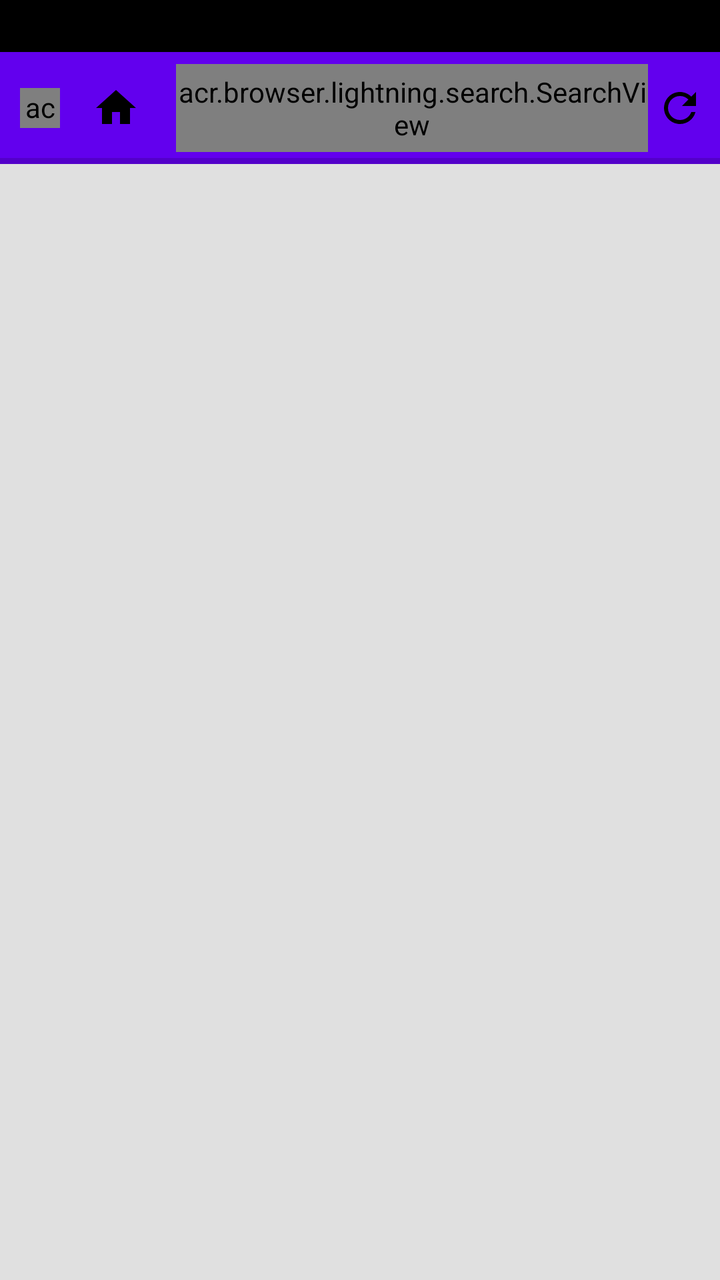
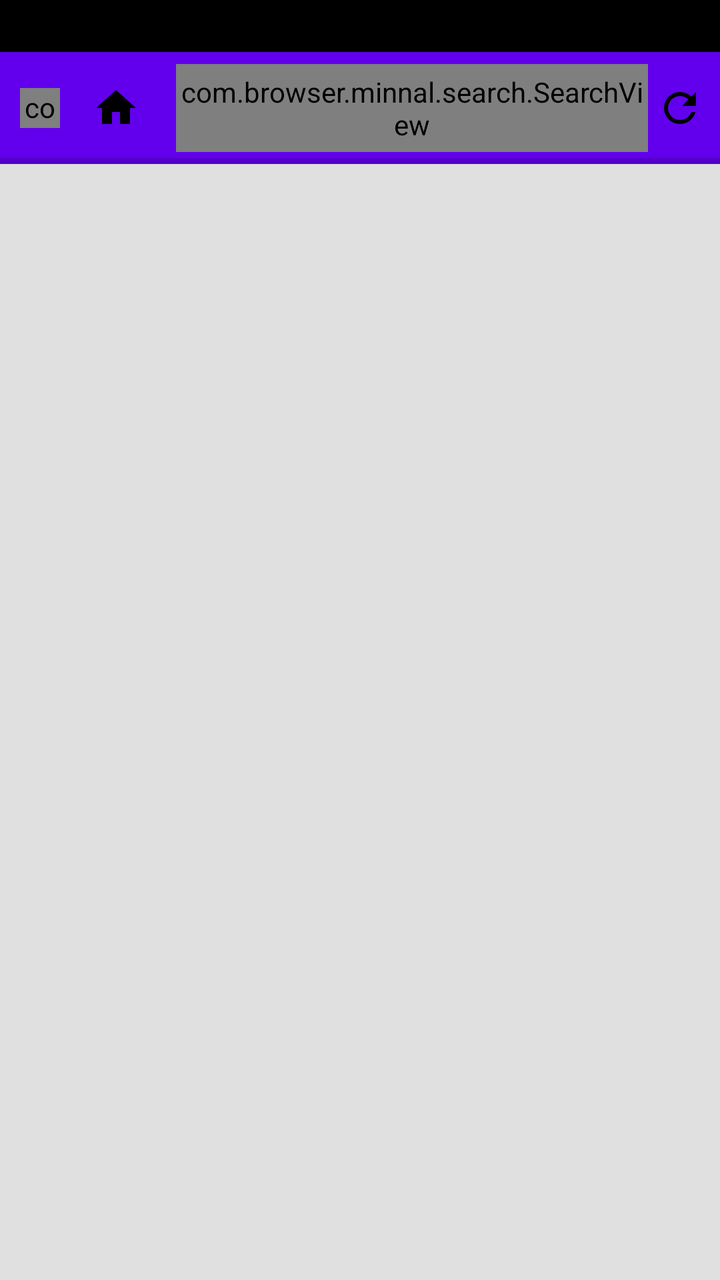

The first picture is an Android layout as it rendered before a commit; the second is the same layout after the commit. The layout source and the unified diff follow.
<!-- AndroidManifest.xml: fallback theme Theme.MaterialComponents.DayNight.NoActionBar -->
<!-- res/layout/browser_activity_drawer.xml -->
<androidx.coordinatorlayout.widget.CoordinatorLayout xmlns:android="http://schemas.android.com/apk/res/android"
    xmlns:app="http://schemas.android.com/apk/res-auto"
    xmlns:tools="http://schemas.android.com/tools"
    android:id="@+id/coordinator_layout"
    android:layout_width="match_parent"
    android:layout_height="match_parent"
    tools:context=".browser.BrowserActivity">

    <androidx.drawerlayout.widget.DrawerLayout
        android:id="@+id/drawer_layout"
        android:layout_width="match_parent"
        android:layout_height="match_parent"
        android:fitsSystemWindows="true">

        <LinearLayout
            android:id="@+id/ui_layout"
            android:layout_width="match_parent"
            android:layout_height="match_parent"
            android:orientation="vertical">

            <androidx.constraintlayout.widget.ConstraintLayout
                android:id="@+id/toolbar_layout"
                android:layout_width="match_parent"
                android:layout_height="wrap_content"
                android:background="?attr/colorPrimary"
                android:clipChildren="false"
                android:clipToPadding="false"
                android:fitsSystemWindows="true">

                <androidx.recyclerview.widget.RecyclerView
                    android:id="@+id/desktop_tabs_list"
                    android:layout_width="match_parent"
                    android:layout_height="@dimen/desktop_tab_height"
                    android:layout_weight="1"
                    android:background="@color/black"
                    android:divider="@null"
                    android:dividerHeight="0dp"
                    android:overScrollMode="ifContentScrolls"
                    app:layout_constraintEnd_toEndOf="parent"
                    app:layout_constraintStart_toStartOf="parent"
                    app:layout_constraintTop_toTopOf="parent" />

                <androidx.appcompat.widget.Toolbar
                    android:id="@+id/toolbar"
                    android:layout_width="match_parent"
                    android:layout_height="?attr/actionBarSize"
                    android:paddingLeft="0dp"
                    android:paddingRight="0dp"
                    android:paddingBottom="0dp"
                    app:contentInsetEnd="0dp"
                    app:contentInsetStart="0dp"
                    app:layout_constraintEnd_toEndOf="parent"
                    app:layout_constraintStart_toStartOf="parent"
                    app:layout_constraintTop_toBottomOf="@id/desktop_tabs_list">

                    <LinearLayout
                        android:layout_width="match_parent"
                        android:layout_height="match_parent"
                        android:baselineAligned="false"
                        android:orientation="horizontal">

                        <FrameLayout
                            android:id="@+id/home_button"
                            android:layout_width="@dimen/toolbar_tab_switcher_width"
                            android:layout_height="match_parent"
                            android:background="?attr/actionBarItemBackground"
                            android:clickable="true"
                            android:focusable="true"
                            android:gravity="center">

                            <ImageView
                                android:id="@+id/home_image_view"
                                android:layout_width="wrap_content"
                                android:layout_height="wrap_content"
                                android:layout_gravity="center"
                                android:contentDescription="@string/home"
                                android:visibility="gone"
                                app:srcCompat="@drawable/ic_action_home" />

                            <acr.browser.lightning.icon.TabCountView
                                android:id="@+id/tab_count_view"
                                android:layout_width="@dimen/toolbar_tab_count_icon"
                                android:layout_height="@dimen/toolbar_tab_count_icon"
                                android:layout_gravity="center"
                                app:tabIconBorderRadius="5dp"
                                app:tabIconBorderWidth="2dp"
                                app:tabIconColor="?attr/iconColor"
                                app:tabIconTextSize="12dp" />
                        </FrameLayout>

                        <ImageView
                            android:id="@+id/toolbar_home"
                            android:layout_width="@dimen/toolbar_home_button_width"
                            android:layout_height="match_parent"
                            android:background="?attr/actionBarItemBackground"
                            android:clickable="true"
                            android:contentDescription="@string/home"
                            android:focusable="true"
                            android:paddingHorizontal="2dp"
                            android:scaleType="centerInside"
                            app:srcCompat="@drawable/ic_action_home" />

                        <androidx.constraintlayout.widget.ConstraintLayout
                            android:id="@+id/search_container"
                            android:layout_width="0dp"
                            android:layout_height="match_parent"
                            android:layout_marginLeft="4dp"
                            android:layout_marginTop="6dp"
                            android:layout_marginRight="4dp"
                            android:layout_marginBottom="6dp"
                            android:layout_weight="1"
                            android:background="?attr/searchBackground"
                            android:clipChildren="false"
                            android:clipToPadding="false"
                            android:descendantFocusability="beforeDescendants"
                            android:focusableInTouchMode="true"
                            android:gravity="center"
                            android:orientation="horizontal">

                            <ImageView
                                android:id="@+id/search_ssl_status"
                                android:layout_width="@dimen/toolbar_secondary_icon"
                                android:layout_height="match_parent"
                                android:background="?selectableItemBackgroundBorderless"
                                android:padding="4dp"
                                android:visibility="gone"
                                app:layout_constraintStart_toStartOf="parent"
                                app:layout_constraintTop_toTopOf="parent" />

                            <acr.browser.lightning.search.SearchView
                                android:id="@+id/search"
                                android:layout_width="0dp"
                                android:layout_height="match_parent"
                                android:background="@null"
                                android:completionThreshold="1"
                                android:dropDownAnchor="@+id/toolbar_layout"
                                android:dropDownWidth="match_parent"
                                android:gravity="start|center_vertical"
                                android:hint="@string/search_hint"
                                android:imeOptions="actionGo"
                                android:importantForAutofill="no"
                                android:popupElevation="0dp"
                                android:inputType="textUri"
                                android:maxLines="1"
                                android:selectAllOnFocus="true"
                                android:textColor="?attr/autoCompleteTitleColor"
                                android:textColorHint="?attr/autoCompleteUrlColor"
                                android:textCursorDrawable="@null"
                                app:layout_constraintEnd_toStartOf="@+id/search_refresh"
                                app:layout_constraintStart_toEndOf="@+id/search_ssl_status"
                                app:layout_constraintTop_toTopOf="parent"
                                app:layout_goneMarginLeft="8dp" />

                            <ImageView
                                android:id="@+id/search_refresh"
                                android:layout_width="@dimen/toolbar_secondary_icon"
                                android:layout_height="match_parent"
                                android:background="?selectableItemBackgroundBorderless"
                                android:clickable="true"
                                android:focusable="true"
                                android:padding="4dp"
                                app:layout_constraintEnd_toEndOf="parent"
                                app:layout_constraintTop_toTopOf="parent"
                                app:srcCompat="@drawable/ic_action_refresh" />

                        </androidx.constraintlayout.widget.ConstraintLayout>
                    </LinearLayout>
                </androidx.appcompat.widget.Toolbar>

                <ProgressBar
                    android:id="@+id/progress_view"
                    style="?android:attr/progressBarStyleHorizontal"
                    android:layout_width="match_parent"
                    android:layout_height="@dimen/progress_bar_height"
                    android:background="@color/transparent"
                    android:indeterminate="false"
                    android:max="100"
                    android:progressTint="@color/accent_color"
                    app:layout_constraintBottom_toBottomOf="@id/toolbar"
                    app:layout_constraintEnd_toEndOf="parent"
                    app:layout_constraintStart_toStartOf="parent" />
                
                <View
                    android:id="@+id/toolbar_divider"
                    android:layout_width="match_parent"
                    android:layout_height="1dp"
                    android:background="?attr/dividerColor"
                    app:layout_constraintEnd_toEndOf="parent"
                    app:layout_constraintStart_toStartOf="parent"
                    app:layout_constraintBottom_toBottomOf="parent" />
            </androidx.constraintlayout.widget.ConstraintLayout>

            <FrameLayout
                android:id="@+id/content_frame"
                android:layout_width="match_parent"
                android:layout_height="0dp"
                android:layout_weight="1"
                android:background="@color/primary_color"
                android:clipChildren="true" />

            <LinearLayout
                android:id="@+id/find_bar"
                android:layout_width="match_parent"
                android:layout_height="@dimen/material_grid_touch_medium"
                android:background="?attr/colorPrimary"
                android:orientation="horizontal"
                android:visibility="gone"
                android:weightSum="1">

                <TextView
                    android:id="@+id/find_query"
                    android:layout_width="0dp"
                    android:layout_height="match_parent"
                    android:layout_weight="1"
                    android:ellipsize="end"
                    android:fontFamily="sans-serif"
                    android:gravity="center_vertical"
                    android:paddingLeft="@dimen/material_grid_margin"
                    android:textAppearance="?android:attr/textAppearanceListItem"
                    android:textSize="22sp" />

                <ImageButton
                    android:id="@+id/find_previous"
                    style="?android:attr/buttonBarButtonStyle"
                    android:layout_width="wrap_content"
                    android:layout_height="match_parent"
                    android:background="?selectableItemBackgroundBorderless"
                    android:contentDescription="@null"
                    app:srcCompat="@drawable/ic_action_collapse"
                    app:tint="?attr/iconColor" />

                <ImageButton
                    android:id="@+id/find_next"
                    style="?android:attr/buttonBarButtonStyle"
                    android:layout_width="wrap_content"
                    android:layout_height="match_parent"
                    android:background="?selectableItemBackgroundBorderless"
                    android:contentDescription="@null"
                    app:srcCompat="@drawable/ic_action_expand"
                    app:tint="?attr/iconColor" />

                <ImageButton
                    android:id="@+id/find_quit"
                    style="?android:attr/buttonBarButtonStyle"
                    android:layout_width="wrap_content"
                    android:layout_height="match_parent"
                    android:background="?selectableItemBackgroundBorderless"
                    android:contentDescription="@null"
                    app:srcCompat="@drawable/ic_action_delete"
                    app:tint="?attr/iconColor" />
            </LinearLayout>
        </LinearLayout>

        <LinearLayout
            android:id="@+id/tab_drawer"
            android:layout_width="@dimen/navigation_drawer_max_width"
            android:layout_height="match_parent"
            android:layout_gravity="start"
            android:background="?attr/drawerBackground"
            android:clickable="true"
            android:fitsSystemWindows="true"
            android:focusable="true"
            android:orientation="vertical"
            android:weightSum="1">

            <LinearLayout
                android:layout_width="match_parent"
                android:layout_height="?attr/actionBarSize"
                android:background="?attr/dividerColor"
                android:gravity="center_vertical"
                android:orientation="horizontal">

                <ImageView
                    android:id="@+id/tab_header_button"
                    android:layout_width="?attr/actionBarSize"
                    android:layout_height="match_parent"
                    android:background="?attr/actionBarItemBackground"
                    android:contentDescription="@string/action_new_tab"
                    android:scaleType="center"
                    app:srcCompat="@drawable/ic_action_tabs" />

                <TextView
                    android:layout_width="match_parent"
                    android:layout_height="wrap_content"
                    android:layout_marginLeft="@dimen/material_grid_margin"
                    android:fontFamily="sans-serif"
                    android:gravity="center_vertical"
                    android:maxLines="1"
                    android:minHeight="?android:attr/listPreferredItemHeight"
                    android:text="@string/tabs"
                    android:textAppearance="?android:attr/textAppearanceLarge" />
            </LinearLayout>

            <androidx.recyclerview.widget.RecyclerView
                android:id="@+id/drawer_tabs_list"
                android:layout_width="match_parent"
                android:layout_height="0dp"
                android:layout_weight="1"
                android:divider="@null"
                android:dividerHeight="0dp"
                android:overScrollMode="ifContentScrolls" />

            <LinearLayout
                android:layout_width="match_parent"
                android:layout_height="?attr/actionBarSize"
                android:background="?attr/dividerColor"
                android:baselineAligned="false"
                android:orientation="horizontal"
                android:weightSum="4">

                <ImageView
                    android:id="@+id/action_back"
                    android:layout_width="match_parent"
                    android:layout_height="match_parent"
                    android:layout_weight="1"
                    android:background="?attr/selectableItemBackgroundBorderless"
                    android:contentDescription="@string/action_back"
                    android:scaleType="center"
                    app:srcCompat="@drawable/ic_action_back" />

                <ImageView
                    android:id="@+id/action_home"
                    android:layout_width="match_parent"
                    android:layout_height="match_parent"
                    android:layout_weight="1"
                    android:background="?attr/selectableItemBackgroundBorderless"
                    android:contentDescription="@string/action_homepage"
                    android:scaleType="center"
                    app:srcCompat="@drawable/ic_action_home" />

                <ImageView
                    android:id="@+id/action_forward"
                    android:layout_width="match_parent"
                    android:layout_height="match_parent"
                    android:layout_weight="1"
                    android:background="?attr/selectableItemBackgroundBorderless"
                    android:contentDescription="@string/action_forward"
                    android:scaleType="center"
                    app:srcCompat="@drawable/ic_action_forward" />

                <ImageView
                    android:id="@+id/new_tab_button"
                    android:layout_width="match_parent"
                    android:layout_height="match_parent"
                    android:layout_weight="1"
                    android:background="?attr/selectableItemBackgroundBorderless"
                    android:contentDescription="@string/action_new_tab"
                    android:scaleType="center"
                    app:srcCompat="@drawable/ic_action_plus" />
            </LinearLayout>
        </LinearLayout>

        <LinearLayout
            android:id="@+id/bookmark_drawer"
            android:layout_width="@dimen/navigation_drawer_max_width"
            android:layout_height="match_parent"
            android:layout_gravity="end"
            android:background="?attr/drawerBackground"
            android:clickable="true"
            android:fitsSystemWindows="true"
            android:focusable="true"
            android:orientation="vertical"
            android:weightSum="1">

            <LinearLayout
                android:id="@+id/bookmark_title_layout"
                android:layout_width="match_parent"
                android:layout_height="?attr/actionBarSize"
                android:background="?attr/dividerColor"
                android:gravity="center_vertical"
                android:orientation="horizontal">

                <ImageView
                    android:id="@+id/bookmark_back_button"
                    android:layout_width="?attr/actionBarSize"
                    android:layout_height="match_parent"
                    android:background="?attr/actionBarItemBackground"
                    android:contentDescription="@string/action_back"
                    android:scaleType="center"
                    app:srcCompat="@drawable/ic_action_star" />

                <TextView
                    android:layout_width="match_parent"
                    android:layout_height="wrap_content"
                    android:layout_marginLeft="@dimen/material_grid_margin"
                    android:fontFamily="sans-serif"
                    android:gravity="center_vertical"
                    android:maxLines="1"
                    android:minHeight="?android:attr/listPreferredItemHeight"
                    android:text="@string/action_bookmarks"
                    android:textAppearance="?android:attr/textAppearanceLarge" />
            </LinearLayout>

            <androidx.recyclerview.widget.RecyclerView
                android:id="@+id/bookmark_list_view"
                android:layout_width="match_parent"
                android:layout_height="0dp"
                android:layout_weight="1"
                android:divider="@null"
                android:dividerHeight="0dp" />

            <LinearLayout
                android:layout_width="match_parent"
                android:layout_height="?attr/actionBarSize"
                android:background="?attr/dividerColor"
                android:baselineAligned="false"
                android:orientation="horizontal"
                android:weightSum="2">

                <ImageView
                    android:id="@+id/action_page_tools"
                    android:layout_width="wrap_content"
                    android:layout_height="match_parent"
                    android:layout_weight="1"
                    android:background="?attr/selectableItemBackgroundBorderless"
                    android:contentDescription="@string/dialog_tools_title"
                    android:scaleType="center"
                    app:srcCompat="@drawable/ic_page_tools" />

                <ImageView
                    android:id="@+id/action_add_bookmark"
                    android:layout_width="wrap_content"
                    android:layout_height="match_parent"
                    android:layout_weight="1"
                    android:background="?attr/selectableItemBackgroundBorderless"
                    android:contentDescription="@string/action_add_bookmark"
                    android:scaleType="center"
                    app:srcCompat="@drawable/state_ic_bookmark" />
            </LinearLayout>
        </LinearLayout>
    </androidx.drawerlayout.widget.DrawerLayout>
</androidx.coordinatorlayout.widget.CoordinatorLayout>
<!-- resources referenced by this layout -->
<resources>
  <color name="accent_color">#0073EF</color>
  <color name="black">#ff000000</color>
  <color name="primary_color">#E0E0E0</color>
  <color name="transparent">#00000000</color>
  <dimen name="desktop_tab_height">26dp</dimen>
  <dimen name="material_grid_margin">16dp</dimen>
  <dimen name="material_grid_touch_medium">48dp</dimen>
  <dimen name="navigation_drawer_max_width">300dp</dimen>
  <dimen name="progress_bar_height">2dp</dimen>
  <dimen name="toolbar_home_button_width">36dp</dimen>
  <dimen name="toolbar_secondary_icon">32dp</dimen>
  <dimen name="toolbar_tab_count_icon">20dp</dimen>
  <dimen name="toolbar_tab_switcher_width">40dp</dimen>
  <!-- drawable ic_action_collapse (drawable) -->
  <vector xmlns:android="http://schemas.android.com/apk/res/android"
          android:width="24dp"
          android:height="24dp"
          android:tint="?attr/iconColor"
          android:viewportHeight="24.0"
          android:viewportWidth="24.0">
      <path
          android:fillColor="#000000"
          android:pathData="M12,8l-6,6 1.41,1.41L12,10.83l4.59,4.58L18,14z"/>
  </vector>
  <!-- drawable ic_action_expand (drawable) -->
  <vector xmlns:android="http://schemas.android.com/apk/res/android"
          android:width="24dp"
          android:height="24dp"
          android:tint="?attr/iconColor"
          android:viewportHeight="24.0"
          android:viewportWidth="24.0">
      <path
          android:fillColor="#000000"
          android:pathData="M16.59,8.59L12,13.17 7.41,8.59 6,10l6,6 6,-6z"/>
  </vector>
  <!-- drawable ic_action_forward (drawable) -->
  <vector xmlns:android="http://schemas.android.com/apk/res/android"
          android:width="24dp"
          android:height="24dp"
          android:tint="?attr/iconColorState"
          android:viewportHeight="24.0"
          android:viewportWidth="24.0">
      <path
          android:fillColor="#000000"
          android:pathData="M12,4l-1.41,1.41L16.17,11H4v2h12.17l-5.58,5.59L12,20l8,-8z"/>
  </vector>
  <!-- drawable ic_action_home (drawable) -->
  <vector xmlns:android="http://schemas.android.com/apk/res/android"
          android:width="24dp"
          android:height="24dp"
          android:tint="?attr/iconColor"
          android:viewportHeight="24.0"
          android:viewportWidth="24.0">
      <path
          android:fillColor="#000000"
          android:pathData="M10,20v-6h4v6h5v-8h3L12,3 2,12h3v8z"/>
  </vector>
  <!-- drawable ic_action_plus (drawable) -->
  <vector xmlns:android="http://schemas.android.com/apk/res/android"
          android:width="24dp"
          android:height="24dp"
          android:tint="?attr/iconColor"
          android:viewportHeight="24.0"
          android:viewportWidth="24.0">
      <path
          android:fillColor="#000000"
          android:pathData="M19,13h-6v6h-2v-6H5v-2h6V5h2v6h6v2z"/>
  </vector>
  <!-- drawable state_ic_bookmark (drawable) -->
  <?xml version="1.0" encoding="utf-8"?>
  <selector xmlns:android="http://schemas.android.com/apk/res/android" android:constantSize="true">
      <item android:drawable="@drawable/ic_bookmark" android:state_selected="true"/>
      <item android:drawable="@drawable/ic_action_star" android:state_selected="false"/>
  </selector>
  <string name="action_add_bookmark">Add bookmark</string>
  <string name="action_back">Back</string>
  <string name="action_bookmarks">Bookmarks</string>
  <string name="action_forward">Forward</string>
  <string name="action_homepage">Default</string>
  <string name="action_new_tab">New tab</string>
  <string name="dialog_tools_title">Page tools</string>
  <string name="home">Homepage</string>
  <string name="search_hint">Search</string>
  <string name="tabs">Tabs</string>
  <!-- unchanged entries left out for length: 7 -->
</resources>

<!-- the commit's change to res/layout/browser_activity_drawer.xml (unified diff, before → after) -->
@@ -77,7 +77,7 @@
                                 android:visibility="gone"
                                 app:srcCompat="@drawable/ic_action_home" />
 
-                            <acr.browser.lightning.icon.TabCountView
+                            <com.browser.minnal.icon.TabCountView
                                 android:id="@+id/tab_count_view"
                                 android:layout_width="@dimen/toolbar_tab_count_icon"
                                 android:layout_height="@dimen/toolbar_tab_count_icon"
@@ -127,7 +127,7 @@
                                 app:layout_constraintStart_toStartOf="parent"
                                 app:layout_constraintTop_toTopOf="parent" />
 
-                            <acr.browser.lightning.search.SearchView
+                            <com.browser.minnal.search.SearchView
                                 android:id="@+id/search"
                                 android:layout_width="0dp"
                                 android:layout_height="match_parent"
